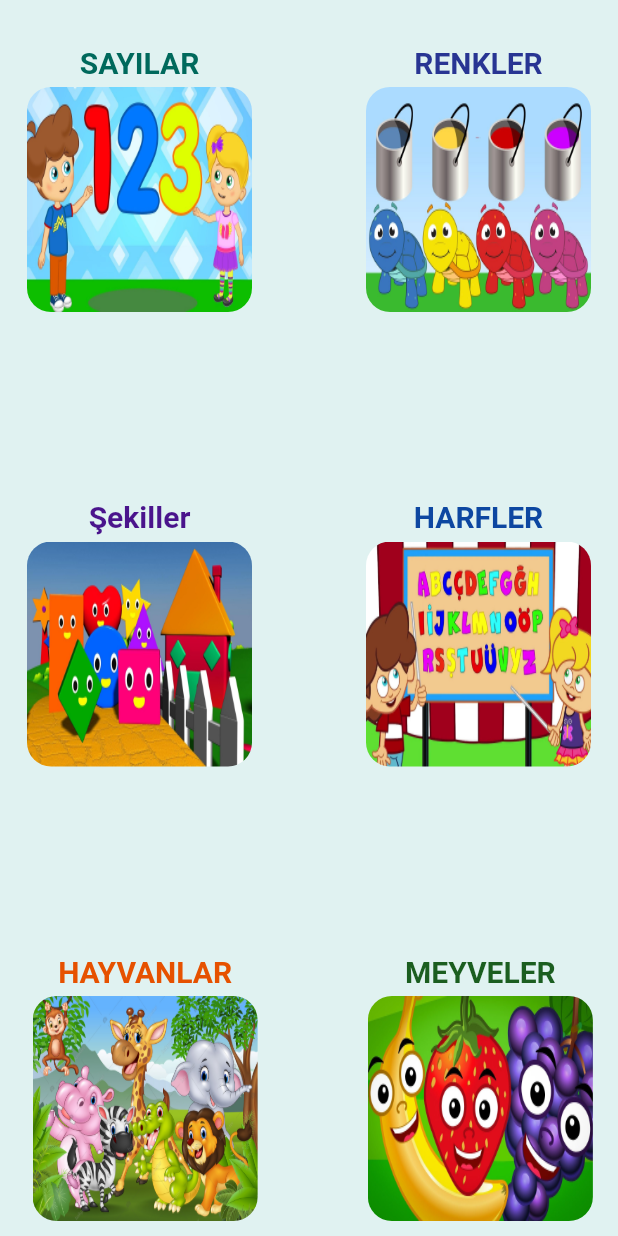
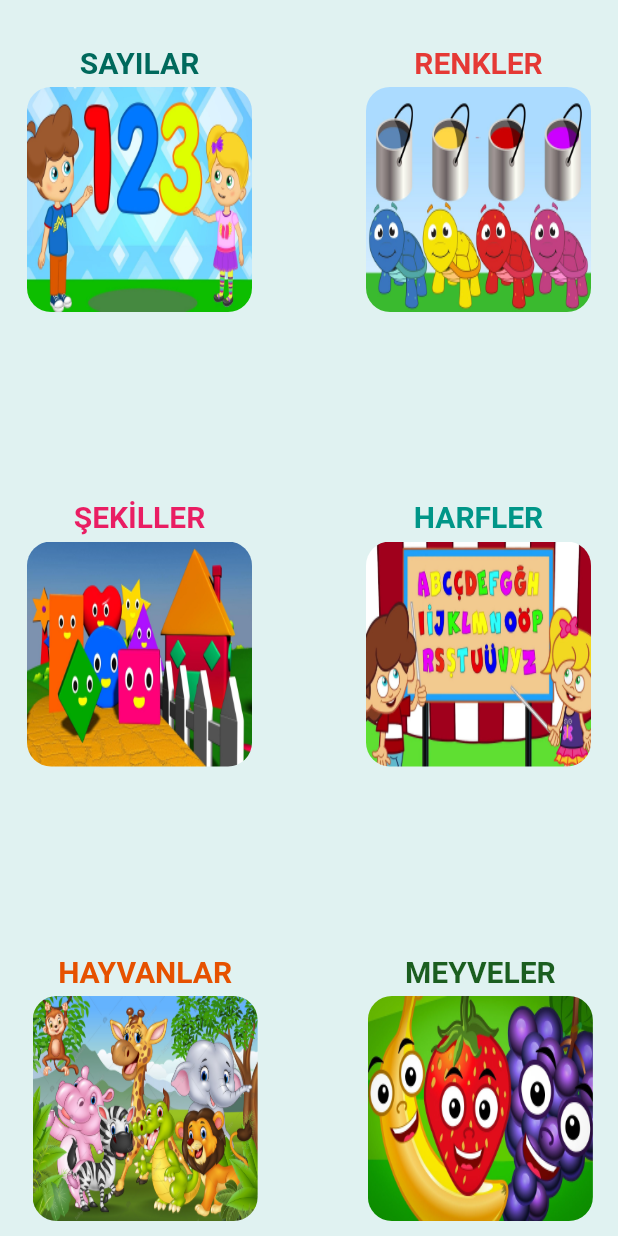
Before and after one commit to baysaldev/flutter_child_quiz, a Flutter app: the screen it shows after launch, on a phone screen of 412 x 824 dp. Run offline on Flutter 3.47's test engine with Material 2 defaults, Android fonts, the phone set to English and light mode, and no system bars; our stand-ins replace cached_network_image; key blocks and very long unbroken strings in the code were emptied for the run.

Commit message:
change
colors. change

```diff
--- a/lib/Screens/oyun_menu.dart
+++ b/lib/Screens/oyun_menu.dart
@@ -70,7 +70,7 @@ class _OyunMenuState extends State<OyunMenu> {
                       Text(
                         "RENKLER",
                         style: TextStyle(
-                            color: Colors.indigo.shade800,
+                            color: Colors.red.shade600,
                             fontSize: 20,
                             fontWeight: FontWeight.bold),
                       ),
@@ -109,9 +109,9 @@ class _OyunMenuState extends State<OyunMenu> {
                   Column(
                     children: [
                       Text(
-                        "Şekiller",
+                        "ŞEKİLLER",
                         style: TextStyle(
-                            color: Colors.purple.shade900,
+                            color: Colors.pink,
                             fontSize: 20,
                             fontWeight: FontWeight.bold),
                       ),
@@ -147,7 +147,7 @@ class _OyunMenuState extends State<OyunMenu> {
                       Text(
                         "HARFLER",
                         style: TextStyle(
-                            color: Colors.blue.shade900,
+                            color: Colors.teal,
                             fontSize: 20,
                             fontWeight: FontWeight.bold),
                       ),
```
